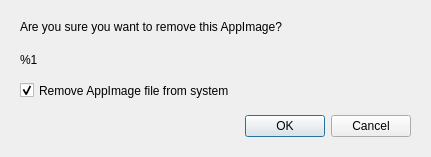
First picture: the form in src/ui/remove.ui, repository TheAssassin/AppImageLauncher, before the edit.
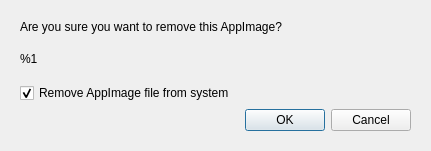
Second picture: the form after the edit.

Commit message: Make path label expand vertically dependending on content, mk. 1

What changed in the file:
```diff
--- a/src/ui/remove.ui
+++ b/src/ui/remove.ui
@@ -7,37 +7,27 @@
     <x>0</x>
     <y>0</y>
     <width>431</width>
-    <height>157</height>
+    <height>151</height>
    </rect>
   </property>
   <property name="windowTitle">
    <string>Please confirm</string>
   </property>
-  <widget class="QDialogButtonBox" name="buttonBox">
-   <property name="geometry">
-    <rect>
-     <x>20</x>
-     <y>110</y>
-     <width>391</width>
-     <height>32</height>
-    </rect>
-   </property>
-   <property name="orientation">
-    <enum>Qt::Horizontal</enum>
-   </property>
-   <property name="standardButtons">
-    <set>QDialogButtonBox::Cancel|QDialogButtonBox::Ok</set>
-   </property>
-  </widget>
-  <widget class="QLabel" name="messageLabel">
+  <widget class="QWidget" name="">
    <property name="geometry">
     <rect>
      <x>20</x>
      <y>20</y>
      <width>391</width>
-     <height>21</height>
+     <height>111</height>
     </rect>
    </property>
+   <layout class="QVBoxLayout" name="verticalLayout" stretch="0,1,0,0">
+    <property name="sizeConstraint">
+     <enum>QLayout::SetMinimumSize</enum>
+    </property>
+    <item>
+     <widget class="QLabel" name="messageLabel">
    <property name="text">
     <string>&lt;html&gt;&lt;head/&gt;&lt;body&gt;&lt;p&gt;Are you sure you want to remove this AppImage?&lt;/body&gt;&lt;/html&gt;</string>
    </property>
@@ -45,15 +35,28 @@
     <set>Qt::AlignLeading|Qt::AlignLeft|Qt::AlignTop</set>
    </property>
   </widget>
+    </item>
+    <item>
+     <widget class="QLabel" name="pathLabel">
+      <property name="sizePolicy">
+       <sizepolicy hsizetype="Fixed" vsizetype="Expanding">
+        <horstretch>0</horstretch>
+        <verstretch>0</verstretch>
+       </sizepolicy>
+      </property>
+      <property name="minimumSize">
+       <size>
+        <width>389</width>
+        <height>0</height>
+       </size>
+      </property>
+      <property name="text">
+       <string>%1</string>
+      </property>
+     </widget>
+    </item>
+    <item>
   <widget class="QCheckBox" name="checkBox">
-   <property name="geometry">
-    <rect>
-     <x>20</x>
-     <y>80</y>
-     <width>391</width>
-     <height>21</height>
-    </rect>
-   </property>
    <property name="toolTip">
     <string>&lt;html&gt;&lt;head/&gt;&lt;body&gt;&lt;p&gt;Uncheck to only remove the desktop integration, but leave the file on the system.&lt;/p&gt;&lt;/body&gt;&lt;/html&gt;</string>
    </property>
@@ -64,18 +67,18 @@
     <bool>true</bool>
    </property>
   </widget>
-  <widget class="QLabel" name="pathLabel">
-   <property name="geometry">
-    <rect>
-     <x>20</x>
-     <y>50</y>
-     <width>391</width>
-     <height>20</height>
-    </rect>
-   </property>
-   <property name="text">
-    <string>%1</string>
-   </property>
+    </item>
+    <item>
+     <widget class="QDialogButtonBox" name="buttonBox">
+      <property name="orientation">
+       <enum>Qt::Horizontal</enum>
+      </property>
+      <property name="standardButtons">
+       <set>QDialogButtonBox::Cancel|QDialogButtonBox::Ok</set>
+      </property>
+     </widget>
+    </item>
+   </layout>
   </widget>
  </widget>
  <resources/>
```
Lines whose indentation alone changed are shown as unchanged.
